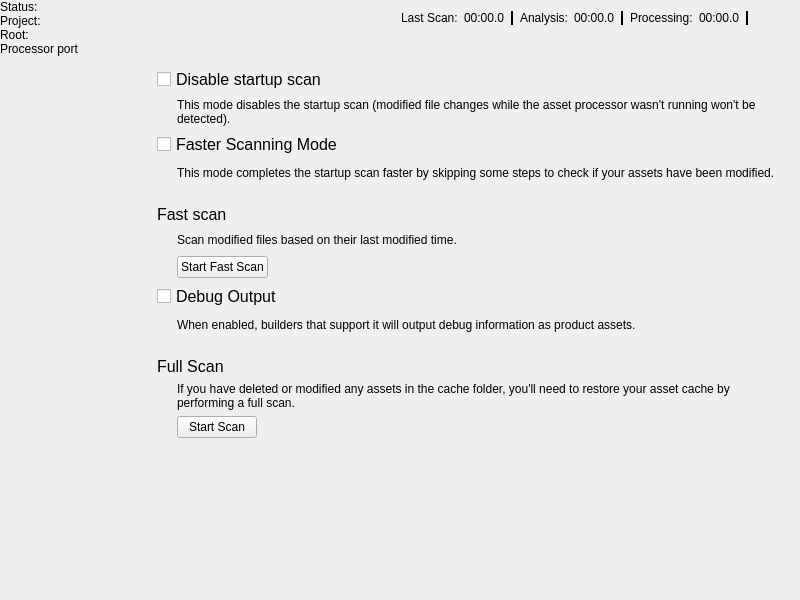
Above: Code/Tools/AssetProcessor/native/ui/MainWindow.ui from o3de/o3de before the change. Below: the same form after it.
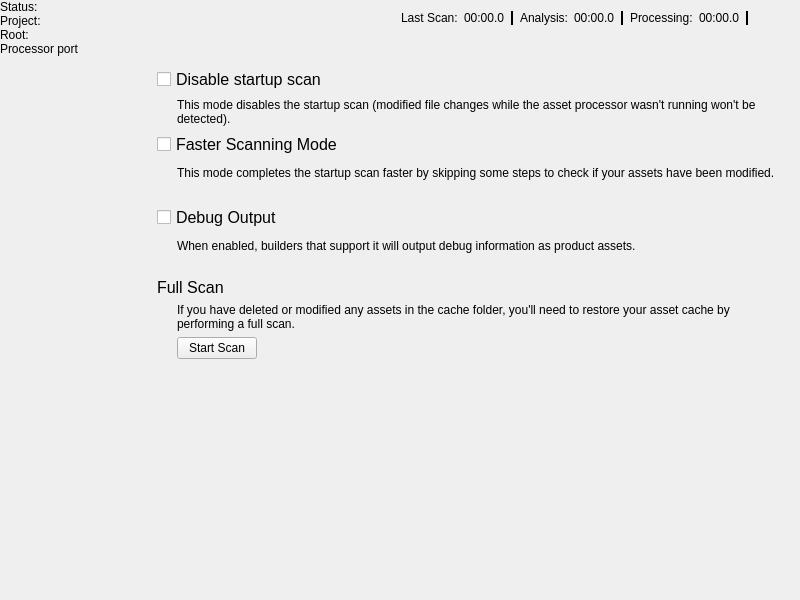
That is the form after the change. The open tabs and pages were chosen to show the change. Icons and pictures are not drawn. Custom widgets are drawn as their Qt base class.

Commit message: Remove fast scan button

The edit to the form file:
```diff
--- a/Code/Tools/AssetProcessor/native/ui/MainWindow.ui
+++ b/Code/Tools/AssetProcessor/native/ui/MainWindow.ui
@@ -1571,95 +1571,6 @@
             </property>
            </spacer>
           </item>
-          <item>
-           <widget class="QLabel" name="fastScanHeader">
-            <property name="text">
-             <string>&lt;html&gt;&lt;head/&gt;&lt;body&gt;&lt;p&gt;&lt;span style=&quot; font-size:12pt;&quot;&gt;Fast scan&lt;/span&gt;&lt;/p&gt;&lt;/body&gt;&lt;/html&gt;</string>
-            </property>
-            <property name="wordWrap">
-             <bool>true</bool>
-            </property>
-           </widget>
-          </item>
-          <item>
-           <layout class="QHBoxLayout" name="fastScanHorizontalLayout">
-            <item>
-             <spacer name="indentSpacer2">
-              <property name="orientation">
-               <enum>Qt::Horizontal</enum>
-              </property>
-              <property name="sizeType">
-               <enum>QSizePolicy::Fixed</enum>
-              </property>
-              <property name="sizeHint" stdset="0">
-               <size>
-                <width>20</width>
-                <height>20</height>
-               </size>
-              </property>
-             </spacer>
-            </item>
-            <item>
-             <widget class="QLabel" name="fastScanDescriptionText">
-              <property name="text">
-               <string>&lt;html&gt;&lt;head/&gt;&lt;body&gt;&lt;p&gt;Scan modified files based on their last modified time.&lt;/p&gt;&lt;/body&gt;&lt;/html&gt;</string>
-              </property>
-              <property name="scaledContents">
-               <bool>false</bool>
-              </property>
-              <property name="wordWrap">
-               <bool>true</bool>
-              </property>
-             </widget>
-            </item>
-           </layout>
-          </item>
-          <item>
-           <layout class="QHBoxLayout" name="fastScanHorizontalLayout2">
-            <item>
-             <spacer name="fastScanhorizontalSpacer_1">
-              <property name="orientation">
-               <enum>Qt::Horizontal</enum>
-              </property>
-              <property name="sizeType">
-               <enum>QSizePolicy::Fixed</enum>
-              </property>
-              <property name="sizeHint" stdset="0">
-               <size>
-                <width>20</width>
-                <height>20</height>
-               </size>
-              </property>
-             </spacer>
-            </item>
-            <item>
-             <widget class="QPushButton" name="fastScanButton">
-              <property name="sizePolicy">
-               <sizepolicy hsizetype="Fixed" vsizetype="Fixed">
-                <horstretch>0</horstretch>
-                <verstretch>0</verstretch>
-               </sizepolicy>
-              </property>
-              <property name="text">
-               <string>Start Fast Scan</string>
-              </property>
-             </widget>
-            </item>
-            <item>
-             <spacer name="fastScanHorizontalSpacer_2">
-              <property name="orientation">
-               <enum>Qt::Horizontal</enum>
-              </property>
-              <property name="sizeHint" stdset="0">
-               <size>
-                <width>40</width>
-                <height>20</height>
-               </size>
-              </property>
-             </spacer>
-            </item>
-           </layout>
-          </item>
           <item>
            <widget class="QCheckBox" name="debugOutputCheckBox">
             <property name="styleSheet">
```
The commit also changes 2 other files.
